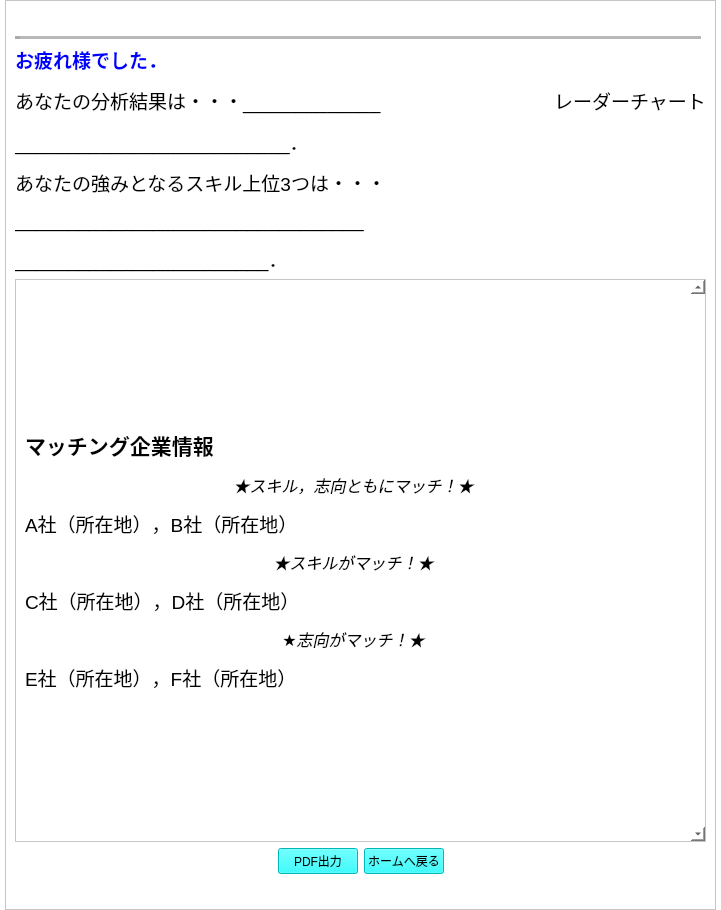
kokimame/e-navi, file design/enaviOutput.ui: the form before one commit.
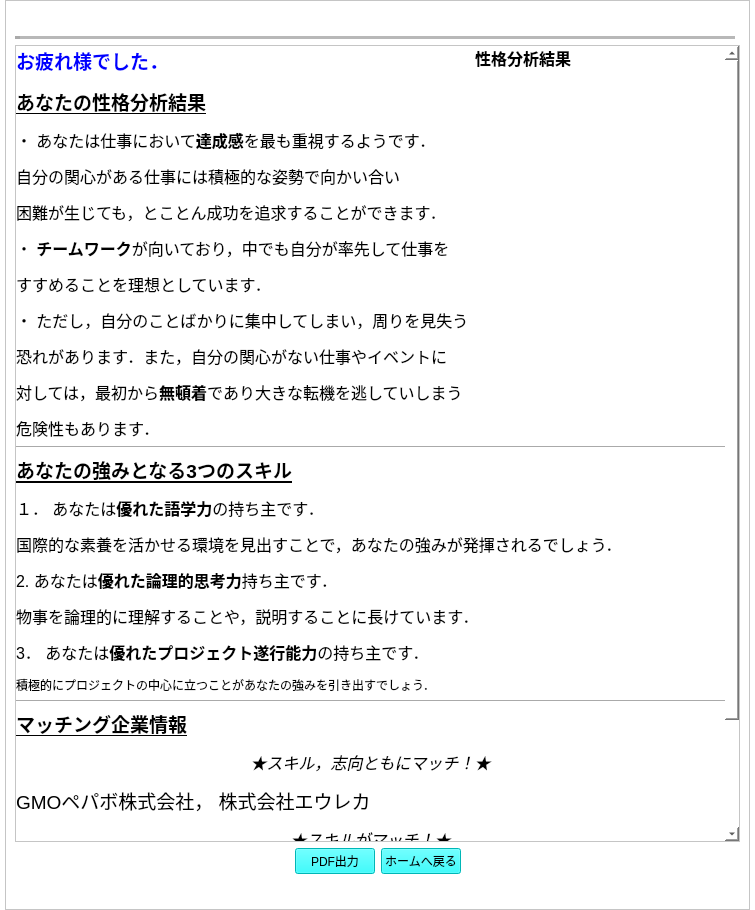
The form after the commit. Icons and pictures are not drawn.

Commit message: Upgrade sample output

```diff
--- a/design/enaviOutput.ui
+++ b/design/enaviOutput.ui
@@ -6,7 +6,7 @@
    <rect>
     <x>0</x>
     <y>0</y>
-    <width>721</width>
+    <width>755</width>
     <height>910</height>
    </rect>
   </property>
@@ -45,7 +45,7 @@
        <rect>
         <x>0</x>
         <y>0</y>
-        <width>709</width>
+        <width>743</width>
         <height>908</height>
        </rect>
       </property>
@@ -90,51 +90,6 @@
          </property>
         </widget>
        </item>
-       <item>
-        <layout class="QHBoxLayout" name="horizontalLayout_11">
-         <item>
-          <widget class="QLabel" name="label_6">
-           <property name="text">
-            <string>&lt;html&gt;&lt;head/&gt;&lt;body&gt;&lt;p&gt;&lt;span style=&quot; font-size:14pt; font-weight:600; color:#0000ff;&quot;&gt;お疲れ様でした．&lt;/span&gt;&lt;/p&gt;&lt;p&gt;&lt;span style=&quot; font-size:14pt;&quot;&gt;あなたの分析結果は・・・_____________&lt;/span&gt;&lt;/p&gt;&lt;p&gt;&lt;span style=&quot; font-size:14pt;&quot;&gt;__________________________．&lt;/span&gt;&lt;/p&gt;&lt;p&gt;&lt;span style=&quot; font-size:14pt;&quot;&gt;あなたの強みとなるスキル上位3つは・・・&lt;/span&gt;&lt;/p&gt;&lt;p&gt;&lt;span style=&quot; font-size:14pt;&quot;&gt;_________________________________&lt;/span&gt;&lt;/p&gt;&lt;p&gt;&lt;span style=&quot; font-size:14pt;&quot;&gt;________________________．&lt;/span&gt;&lt;/p&gt;&lt;/body&gt;&lt;/html&gt;</string>
-           </property>
-          </widget>
-         </item>
-         <item>
-          <spacer name="horizontalSpacer_2">
-           <property name="orientation">
-            <enum>Qt::Horizontal</enum>
-           </property>
-           <property name="sizeHint" stdset="0">
-            <size>
-             <width>40</width>
-             <height>20</height>
-            </size>
-           </property>
-          </spacer>
-         </item>
-         <item>
-          <layout class="QVBoxLayout" name="verticalLayout_2">
-           <item>
-            <widget class="QLabel" name="label_2">
-             <property name="text">
-              <string>&lt;html&gt;&lt;head/&gt;&lt;body&gt;&lt;p&gt;&lt;span style=&quot; font-size:14pt;&quot;&gt;レーダーチャート&lt;/span&gt;&lt;/p&gt;&lt;/body&gt;&lt;/html&gt;</string>
-             </property>
-            </widget>
-           </item>
-           <item>
-            <widget class="QLabel" name="label_3">
-             <property name="text">
-              <string/>
-             </property>
-             <property name="pixmap">
-              <pixmap>../image/radar.png</pixmap>
-             </property>
-            </widget>
-           </item>
-          </layout>
-         </item>
-        </layout>
-       </item>
        <item>
         <widget class="QScrollArea" name="scrollArea_2">
          <property name="verticalScrollBarPolicy">
@@ -148,17 +103,101 @@
            <rect>
             <x>0</x>
             <y>0</y>
-            <width>676</width>
-            <height>444</height>
+            <width>707</width>
+            <height>775</height>
            </rect>
           </property>
           <layout class="QVBoxLayout" name="verticalLayout_4">
+           <property name="leftMargin">
+            <number>0</number>
+           </property>
+           <property name="topMargin">
+            <number>0</number>
+           </property>
+           <property name="rightMargin">
+            <number>0</number>
+           </property>
+           <property name="bottomMargin">
+            <number>0</number>
+           </property>
            <item>
             <layout class="QVBoxLayout" name="verticalLayout_3">
+             <item>
+              <layout class="QHBoxLayout" name="horizontalLayout_11">
+               <item>
+                <widget class="QLabel" name="label_6">
+                 <property name="text">
+                  <string>&lt;html&gt;&lt;head/&gt;&lt;body&gt;&lt;p&gt;&lt;span style=&quot; font-size:14pt; font-weight:600; color:#0000ff;&quot;&gt;お疲れ様でした．&lt;/span&gt;&lt;/p&gt;&lt;p&gt;&lt;span style=&quot; font-size:14pt; font-weight:600; text-decoration: underline;&quot;&gt;あなたの性格分析結果&lt;/span&gt;&lt;/p&gt;&lt;p&gt;&lt;span style=&quot; font-size:12pt;&quot;&gt;・ あなたは仕事において&lt;/span&gt;&lt;span style=&quot; font-size:12pt; font-weight:600;&quot;&gt;達成感&lt;/span&gt;&lt;span style=&quot; font-size:12pt;&quot;&gt;を最も重視するようです．&lt;/span&gt;&lt;/p&gt;&lt;p&gt;&lt;span style=&quot; font-size:12pt;&quot;&gt;自分の関心がある仕事には積極的な姿勢で向かい合い&lt;/span&gt;&lt;/p&gt;&lt;p&gt;&lt;span style=&quot; font-size:12pt;&quot;&gt;困難が生じても，とことん成功を追求することができます．&lt;/span&gt;&lt;/p&gt;&lt;p&gt;&lt;span style=&quot; font-size:12pt;&quot;&gt;・&lt;/span&gt;&lt;span style=&quot; font-size:12pt; font-weight:600;&quot;&gt; チームワーク&lt;/span&gt;&lt;span style=&quot; font-size:12pt;&quot;&gt;が向いており，中でも自分が率先して仕事を&lt;/span&gt;&lt;/p&gt;&lt;p&gt;&lt;span style=&quot; font-size:12pt;&quot;&gt;すすめることを理想としています．&lt;/span&gt;&lt;/p&gt;&lt;p&gt;&lt;span style=&quot; font-size:12pt;&quot;&gt;・ ただし，自分のことばかりに集中してしまい，周りを見失う&lt;/span&gt;&lt;/p&gt;&lt;p&gt;&lt;span style=&quot; font-size:12pt;&quot;&gt;恐れがあります．また，自分の関心がない仕事やイベントに&lt;/span&gt;&lt;/p&gt;&lt;p&gt;&lt;span style=&quot; font-size:12pt;&quot;&gt;対しては，最初から&lt;/span&gt;&lt;span style=&quot; font-size:12pt; font-weight:600;&quot;&gt;無頓着&lt;/span&gt;&lt;span style=&quot; font-size:12pt;&quot;&gt;であり大きな転機を逃していしまう&lt;/span&gt;&lt;/p&gt;&lt;p&gt;&lt;span style=&quot; font-size:12pt;&quot;&gt;危険性もあります．&lt;/span&gt;&lt;/p&gt;&lt;/body&gt;&lt;/html&gt;</string>
+                 </property>
+                </widget>
+               </item>
+               <item>
+                <layout class="QVBoxLayout" name="verticalLayout_2">
+                 <item>
+                  <widget class="QLabel" name="label_2">
+                   <property name="text">
+                    <string>&lt;html&gt;&lt;head/&gt;&lt;body&gt;&lt;p&gt;&lt;span style=&quot; font-size:12pt; font-weight:600;&quot;&gt;性格分析結果&lt;/span&gt;&lt;/p&gt;&lt;/body&gt;&lt;/html&gt;</string>
+                   </property>
+                  </widget>
+                 </item>
+                 <item>
+                  <widget class="QLabel" name="label_3">
+                   <property name="text">
+                    <string/>
+                   </property>
+                   <property name="pixmap">
+                    <pixmap>../image/radar.png</pixmap>
+                   </property>
+                  </widget>
+                 </item>
+                 <item>
+                  <spacer name="verticalSpacer">
+                   <property name="orientation">
+                    <enum>Qt::Vertical</enum>
+                   </property>
+                   <property name="sizeHint" stdset="0">
+                    <size>
+                     <width>20</width>
+                     <height>40</height>
+                    </size>
+                   </property>
+                  </spacer>
+                 </item>
+                </layout>
+               </item>
+              </layout>
+             </item>
+             <item>
+              <widget class="Line" name="line_3">
+               <property name="orientation">
+                <enum>Qt::Horizontal</enum>
+               </property>
+              </widget>
+             </item>
+             <item>
+              <widget class="QLabel" name="label_7">
+               <property name="text">
+                <string>&lt;html&gt;&lt;head/&gt;&lt;body&gt;&lt;p&gt;&lt;span style=&quot; font-size:14pt; font-weight:600; text-decoration: underline;&quot;&gt;あなたの強みとなる3つのスキル&lt;/span&gt;&lt;/p&gt;&lt;p&gt;&lt;span style=&quot; font-size:12pt;&quot;&gt;１． あなたは&lt;/span&gt;&lt;span style=&quot; font-size:12pt; font-weight:600;&quot;&gt;優れた語学力&lt;/span&gt;&lt;span style=&quot; font-size:12pt;&quot;&gt;の持ち主です．&lt;/span&gt;&lt;/p&gt;&lt;p&gt;&lt;span style=&quot; font-size:12pt;&quot;&gt;国際的な素養を活かせる環境を見出すことで，あなたの強みが発揮されるでしょう．&lt;/span&gt;&lt;/p&gt;&lt;p&gt;&lt;span style=&quot; font-size:12pt;&quot;&gt;2. あなたは&lt;/span&gt;&lt;span style=&quot; font-size:12pt; font-weight:600;&quot;&gt;優れた論理的思考力&lt;/span&gt;&lt;span style=&quot; font-size:12pt;&quot;&gt;持ち主です．&lt;/span&gt;&lt;/p&gt;&lt;p&gt;&lt;span style=&quot; font-size:12pt;&quot;&gt;物事を論理的に理解することや，説明することに長けています．&lt;/span&gt;&lt;/p&gt;&lt;p&gt;&lt;span style=&quot; font-size:12pt;&quot;&gt;3． あなたは&lt;/span&gt;&lt;span style=&quot; font-size:12pt; font-weight:600;&quot;&gt;優れたプロジェクト遂行能力&lt;/span&gt;&lt;span style=&quot; font-size:12pt;&quot;&gt;の持ち主です．&lt;/span&gt;&lt;/p&gt;&lt;p&gt;積極的にプロジェクトの中心に立つことがあなたの強みを引き出すでしょう．&lt;/p&gt;&lt;/body&gt;&lt;/html&gt;</string>
+               </property>
+              </widget>
+             </item>
+             <item>
+              <widget class="Line" name="line_2">
+               <property name="orientation">
+                <enum>Qt::Horizontal</enum>
+               </property>
+              </widget>
+             </item>
              <item>
               <widget class="QLabel" name="label_4">
+               <property name="sizePolicy">
+                <sizepolicy hsizetype="Minimum" vsizetype="Preferred">
+                 <horstretch>0</horstretch>
+                 <verstretch>0</verstretch>
+                </sizepolicy>
+               </property>
                <property name="text">
-                <string>&lt;html&gt;&lt;head/&gt;&lt;body&gt;&lt;p&gt;&lt;span style=&quot; font-size:16pt; font-weight:600;&quot;&gt;マッチング企業情報&lt;/span&gt;&lt;/p&gt;&lt;p align=&quot;center&quot;&gt;&lt;span style=&quot; font-size:12pt; font-style:italic;&quot;&gt;★スキル，志向ともにマッチ！★&lt;/span&gt;&lt;/p&gt;&lt;p&gt;&lt;span style=&quot; font-size:14pt;&quot;&gt;A社（所在地），B社（所在地）&lt;/span&gt;&lt;/p&gt;&lt;p align=&quot;center&quot;&gt;&lt;span style=&quot; font-size:12pt; font-style:italic;&quot;&gt;★スキルがマッチ！★&lt;/span&gt;&lt;/p&gt;&lt;p&gt;&lt;span style=&quot; font-size:14pt;&quot;&gt;C社（所在地），D社（所在地）&lt;/span&gt;&lt;/p&gt;&lt;p align=&quot;center&quot;&gt;&lt;span style=&quot; font-size:12pt; font-style:italic;&quot;&gt;★志向がマッチ！★&lt;/span&gt;&lt;/p&gt;&lt;p&gt;&lt;span style=&quot; font-size:14pt;&quot;&gt;E社（所在地），F社（所在地）&lt;/span&gt;&lt;/p&gt;&lt;/body&gt;&lt;/html&gt;</string>
+                <string>&lt;html&gt;&lt;head/&gt;&lt;body&gt;&lt;p&gt;&lt;span style=&quot; font-size:14pt; font-weight:600; text-decoration: underline;&quot;&gt;マッチング企業情報&lt;/span&gt;&lt;/p&gt;&lt;p align=&quot;center&quot;&gt;&lt;span style=&quot; font-size:12pt; font-style:italic;&quot;&gt;★スキル，志向ともにマッチ！★&lt;/span&gt;&lt;/p&gt;&lt;p&gt;&lt;span style=&quot; font-size:14pt;&quot;&gt;GMOペパボ株式会社，　株式会社エウレカ&lt;/span&gt;&lt;/p&gt;&lt;p align=&quot;center&quot;&gt;&lt;span style=&quot; font-size:12pt; font-style:italic;&quot;&gt;★スキルがマッチ！★&lt;/span&gt;&lt;/p&gt;&lt;p&gt;&lt;span style=&quot; font-size:14pt;&quot;&gt;株式会社シーイーシー，　イタンジ株式会社&lt;/span&gt;&lt;/p&gt;&lt;p align=&quot;center&quot;&gt;&lt;span style=&quot; font-size:12pt; font-style:italic;&quot;&gt;★志向がマッチ！★&lt;/span&gt;&lt;/p&gt;&lt;p&gt;&lt;span style=&quot; font-size:14pt;&quot;&gt;株式会社トラント，　株式会社ミスミグループ本社&lt;/span&gt;&lt;/p&gt;&lt;/body&gt;&lt;/html&gt;</string>
                </property>
               </widget>
              </item>
```
The commit also changes 5 other files.
